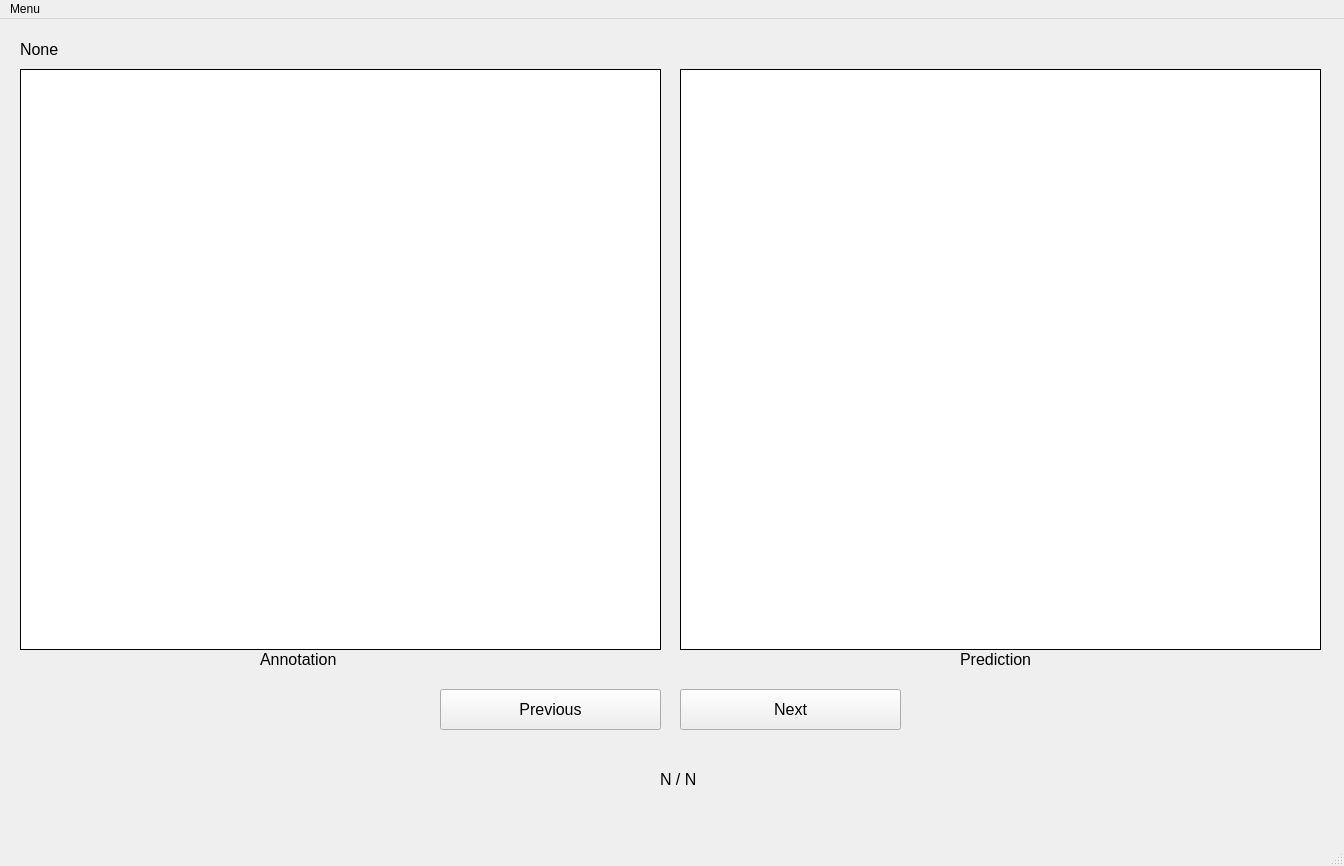
The window that key_point.ui (leeys507/Public_AI_Project) describes before a commit, drawn with Qt 5.
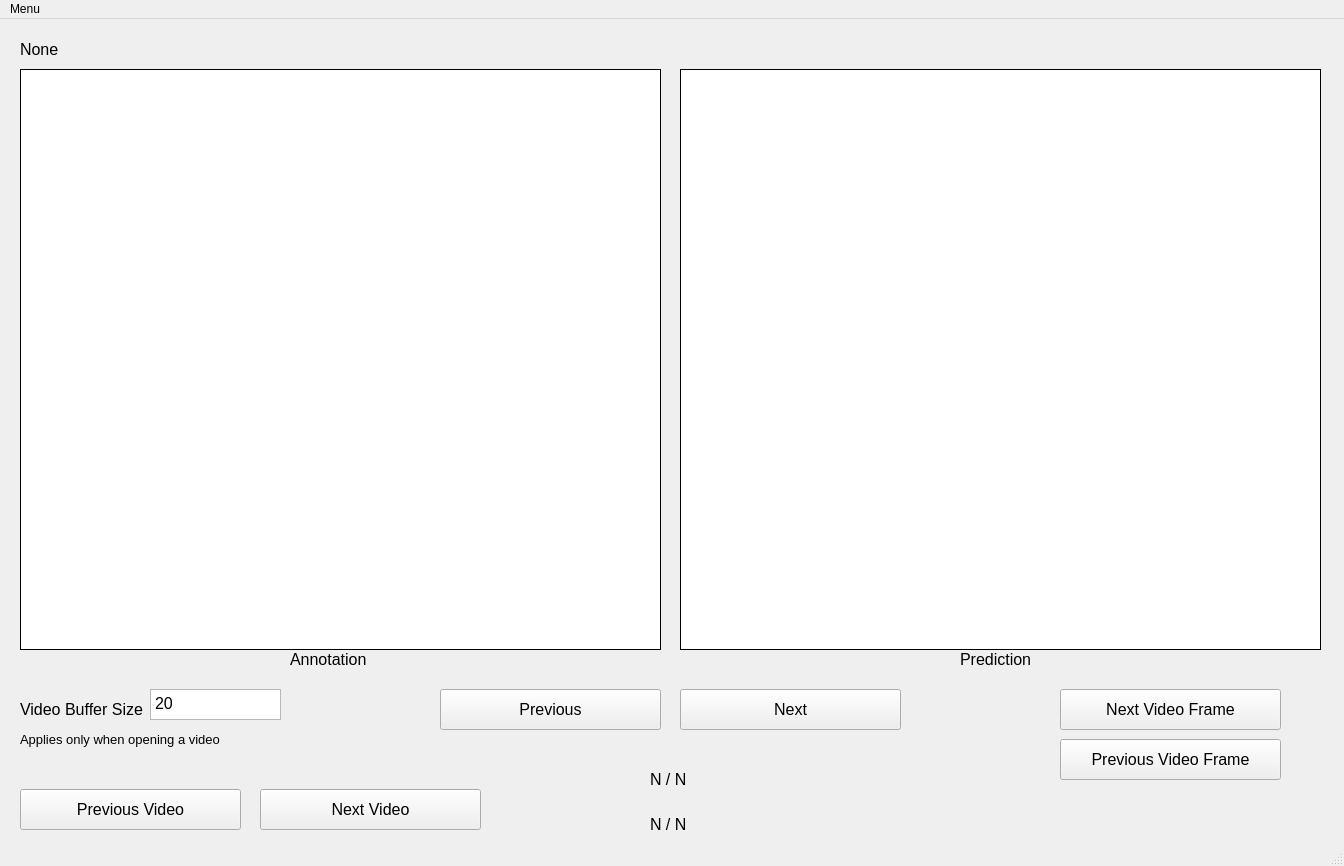
The same window after the commit.

What changed in the file:
```diff
--- a/key_point.ui
+++ b/key_point.ui
@@ -83,7 +83,7 @@
    <widget class="QLabel" name="countLabel">
     <property name="geometry">
      <rect>
-      <x>660</x>
+      <x>650</x>
       <y>750</y>
       <width>91</width>
       <height>21</height>
@@ -127,7 +127,7 @@
    <widget class="QLabel" name="label_2">
     <property name="geometry">
      <rect>
-      <x>260</x>
+      <x>290</x>
       <y>630</y>
       <width>81</width>
       <height>21</height>
@@ -186,6 +186,154 @@
      <string/>
     </property>
    </widget>
+   <widget class="QTextEdit" name="videoBufferSizeTextEdit">
+    <property name="geometry">
+     <rect>
+      <x>150</x>
+      <y>670</y>
+      <width>131</width>
+      <height>31</height>
+     </rect>
+    </property>
+    <property name="font">
+     <font>
+      <pointsize>12</pointsize>
+     </font>
+    </property>
+    <property name="html">
+     <string>&lt;!DOCTYPE HTML PUBLIC &quot;-//W3C//DTD HTML 4.0//EN&quot; &quot;http://www.w3.org/TR/REC-html40/strict.dtd&quot;&gt;
+&lt;html&gt;&lt;head&gt;&lt;meta name=&quot;qrichtext&quot; content=&quot;1&quot; /&gt;&lt;style type=&quot;text/css&quot;&gt;
+p, li { white-space: pre-wrap; }
+&lt;/style&gt;&lt;/head&gt;&lt;body style=&quot; font-family:'MS Shell Dlg 2'; font-size:12pt; font-weight:400; font-style:normal;&quot;&gt;
+&lt;p style=&quot; margin-top:0px; margin-bottom:0px; margin-left:0px; margin-right:0px; -qt-block-indent:0; text-indent:0px;&quot;&gt;20&lt;/p&gt;&lt;/body&gt;&lt;/html&gt;</string>
+    </property>
+   </widget>
+   <widget class="QPushButton" name="nextVideoButton">
+    <property name="geometry">
+     <rect>
+      <x>260</x>
+      <y>770</y>
+      <width>221</width>
+      <height>41</height>
+     </rect>
+    </property>
+    <property name="font">
+     <font>
+      <pointsize>12</pointsize>
+     </font>
+    </property>
+    <property name="text">
+     <string>Next Video</string>
+    </property>
+   </widget>
+   <widget class="QLabel" name="videoCountLabel">
+    <property name="geometry">
+     <rect>
+      <x>650</x>
+      <y>790</y>
+      <width>91</width>
+      <height>31</height>
+     </rect>
+    </property>
+    <property name="font">
+     <font>
+      <pointsize>12</pointsize>
+     </font>
+    </property>
+    <property name="text">
+     <string>N / N</string>
+    </property>
+   </widget>
+   <widget class="QLabel" name="videoBufferSizeLabel">
+    <property name="geometry">
+     <rect>
+      <x>20</x>
+      <y>680</y>
+      <width>131</width>
+      <height>21</height>
+     </rect>
+    </property>
+    <property name="font">
+     <font>
+      <pointsize>12</pointsize>
+     </font>
+    </property>
+    <property name="text">
+     <string>Video Buffer Size</string>
+    </property>
+   </widget>
+   <widget class="QPushButton" name="nextVideoFrameButton">
+    <property name="geometry">
+     <rect>
+      <x>1060</x>
+      <y>670</y>
+      <width>221</width>
+      <height>41</height>
+     </rect>
+    </property>
+    <property name="font">
+     <font>
+      <pointsize>12</pointsize>
+     </font>
+    </property>
+    <property name="text">
+     <string>Next Video Frame</string>
+    </property>
+   </widget>
+   <widget class="QPushButton" name="prevVideoFrameButton">
+    <property name="geometry">
+     <rect>
+      <x>1060</x>
+      <y>720</y>
+      <width>221</width>
+      <height>41</height>
+     </rect>
+    </property>
+    <property name="font">
+     <font>
+      <pointsize>12</pointsize>
+     </font>
+    </property>
+    <property name="text">
+     <string>Previous Video Frame</string>
+    </property>
+   </widget>
+   <widget class="QLabel" name="label">
+    <property name="geometry">
+     <rect>
+      <x>20</x>
+      <y>700</y>
+      <width>211</width>
+      <height>41</height>
+     </rect>
+    </property>
+    <property name="font">
+     <font>
+      <pointsize>10</pointsize>
+     </font>
+    </property>
+    <property name="text">
+     <string>Applies only when opening a video</string>
+    </property>
+   </widget>
+   <widget class="QPushButton" name="previousVideoButton">
+    <property name="geometry">
+     <rect>
+      <x>20</x>
+      <y>770</y>
+      <width>221</width>
+      <height>41</height>
+     </rect>
+    </property>
+    <property name="font">
+     <font>
+      <pointsize>12</pointsize>
+     </font>
+    </property>
+    <property name="text">
+     <string>Previous Video</string>
+    </property>
+   </widget>
   </widget>
   <widget class="QMenuBar" name="menubar">
    <property name="geometry">
```
Left out of the diff: 12 changed lines with no effect on the pictures.
